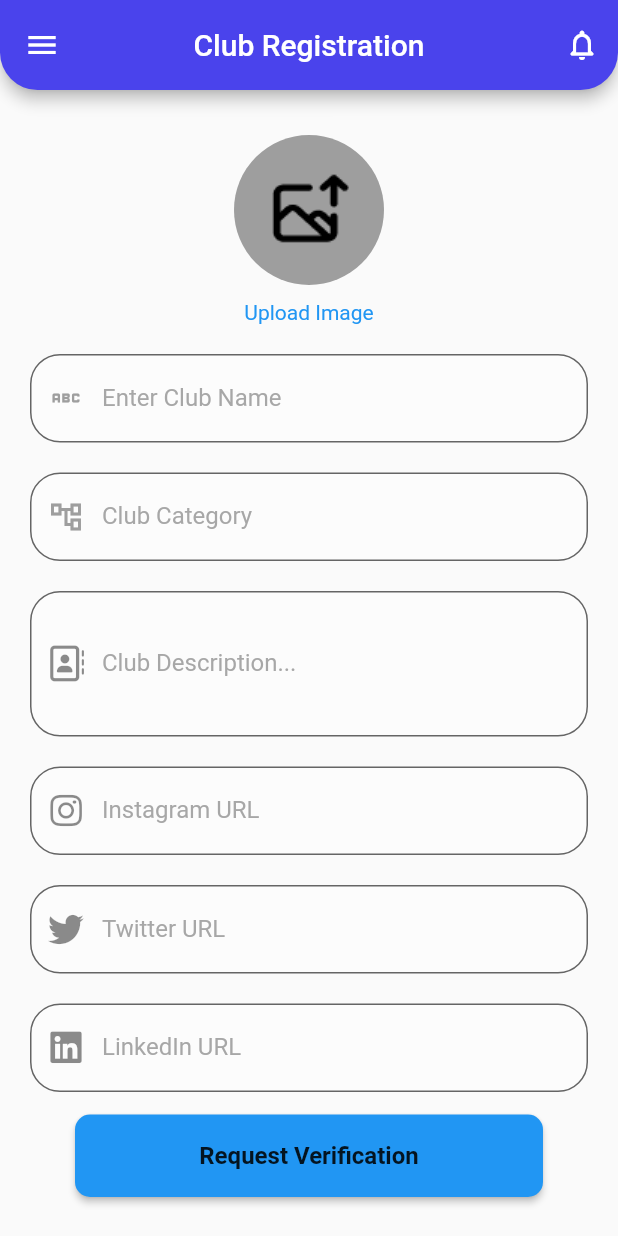
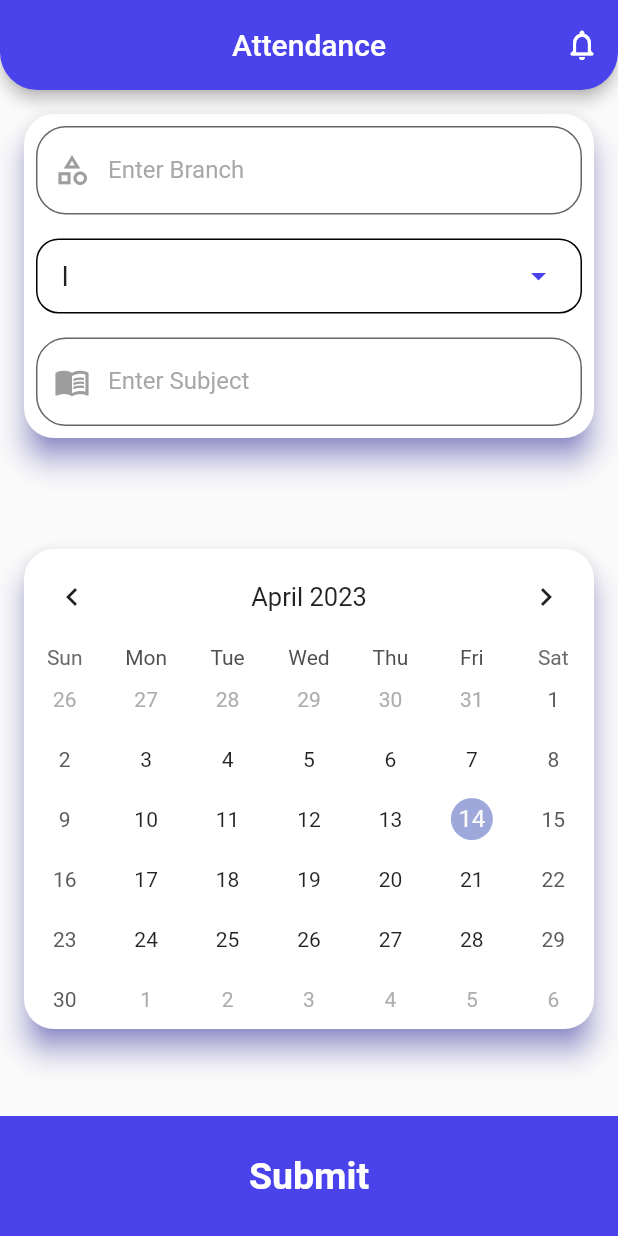
Before and after one commit to rjrishika/campus_assist, a Flutter app: the screen it shows after launch, on a phone screen of 412 x 824 dp. Run offline on Flutter 3.47's test engine with Material 2 defaults, Android fonts, the phone set to English and light mode, and no system bars; drawn by our look-alikes of table_calendar; our stand-ins replace carousel_pro, cloud_firestore, firebase_auth, firebase_core, font_awesome_flutter, quickalert; accounts and stored records are empty.

Commit message:
added Attendance Module

```diff
--- a/lib/main.dart
+++ b/lib/main.dart
@@ -3,6 +3,7 @@ import 'package:flutter/material.dart';
 import 'package:untitled1/screen/Club_details.dart';
 import 'package:untitled1/screen/Clubs.dart';
 import 'package:untitled1/screen/Login.dart';
+import 'package:untitled1/screen/attendance/calander_page.dart';
 import 'package:untitled1/screen/club_registration.dart';
 
 void main() async {
@@ -39,7 +40,7 @@ class MyApp extends StatelessWidget {
         // is not restarted.
         primarySwatch: Colors.blue,
       ),
-      home: const ClubRegistration(),
+      home: const AttendancePage(),
     );
   }
 }
--- /dev/null
+++ b/lib/screen/attendance/calander_page.dart
@@ -0,0 +1,182 @@
+import 'package:flutter/material.dart';
+import 'package:table_calendar/table_calendar.dart';
+
+import '../../reusable_widget/reusable_widget.dart';
+
+class AttendancePage extends StatefulWidget {
+  const AttendancePage({Key? key}) : super(key: key);
+
+  @override
+  State<AttendancePage> createState() => _AttendancePageState();
+}
+
+class _AttendancePageState extends State<AttendancePage> {
+  TextEditingController branchTextController = TextEditingController();
+
+  CalendarFormat _calendarFormat = CalendarFormat.month;
+  DateTime _focusedDay = DateTime.now();
+  DateTime? _selectedDay;
+
+  String branchValue = 'IT';
+  String semesterValue = 'I';
+
+  void _onDaySelected(DateTime day, DateTime focusDay) {
+    _focusedDay = day;
+  }
+
+  @override
+  Widget build(BuildContext context) {
+    return MaterialApp(
+      home: Scaffold(
+        resizeToAvoidBottomInset: false,
+        appBar: AppBar(
+          toolbarHeight: 60,
+          actions: [
+            IconButton(
+                onPressed: () {},
+                icon: const Icon(Icons.notifications_none_rounded))
+          ],
+          backgroundColor: const Color.fromRGBO(74, 67, 236, 10),
+          title: const Text('Attendance'),
+          centerTitle: true,
+          shape: const RoundedRectangleBorder(
+            borderRadius: BorderRadius.vertical(
+              bottom: Radius.circular(25),
+            ),
+          ),
+        ),
+        body: SafeArea(
+          child: Column(
+              mainAxisAlignment: MainAxisAlignment.spaceBetween,
+              children: [
+                Padding(
+                  padding: EdgeInsets.all(16),
+                  child: PhysicalModel(
+                    color: Colors.white,
+                    elevation: 8,
+                    shadowColor: Color.fromRGBO(74, 67, 236, 10),
+                    borderRadius: BorderRadius.circular(20),
+                    child: Column(
+                      children: [
+                        /// Branch Input
+                        Padding(
+                          padding: const EdgeInsets.all(8.0),
+                          child: reusableTextField(
+                              "Enter Branch",
+                              Icons.category_outlined,
+                              false,
+                              branchTextController),
+                        ),
+
+                        /// Semester Input
+                        Padding(
+                          padding: const EdgeInsets.all(8.0),
+                          child: Container(
+                            padding: EdgeInsets.only(left: 16, right: 16),
+                            decoration: BoxDecoration(
+                              border: Border.all(width: 1),
+                              borderRadius: BorderRadius.circular(15),
+                            ),
+                            child: DropdownButton<String>(
+                              iconEnabledColor: Color.fromRGBO(74, 67, 236, 10),
+                              borderRadius: BorderRadius.circular(15),
+                              value: semesterValue,
+                              hint: Text('Semester'),
+                              isExpanded: true,
+                              underline: SizedBox(),
+                              items: <String>[
+                                'I',
+                                'II',
+                                'III',
+                                'IV',
+                                'V',
+                                'VI',
+                                'VII',
+                                'VIII',
+                              ].map<DropdownMenuItem<String>>((String value) {
+                                return DropdownMenuItem<String>(
+                                  value: value,
+                                  child: Text(
+                                    value,
+                                    style: TextStyle(fontSize: 18),
+                                  ),
+                                );
+                              }).toList(),
+                              onChanged: (String? newValue) {
+                                setState(() {
+                                  semesterValue = newValue!;
+                                });
+                              },
+                            ),
+                          ),
+                        ),
+                        Padding(
+                          padding: const EdgeInsets.all(8.0),
+                          child: reusableTextField("Enter Subject",
+                              Icons.menu_book, false, branchTextController),
+                        ),
+                      ],
+                    ),
+                  ),
+                ),
+                Padding(
+                  padding: EdgeInsets.all(16),
+                  child: PhysicalModel(
+                    color: Colors.white,
+                    elevation: 8,
+                    shadowColor: Color.fromRGBO(74, 67, 236, 10),
+                    borderRadius: BorderRadius.circular(20),
+                    child: TableCalendar(
+                      calendarFormat: _calendarFormat,
+                      onFormatChanged: (format) {
+                        setState(() {
+                          _calendarFormat = format;
+                        });
+                      },
+                      firstDay: DateTime.utc(2023, 1, 23),
+                      lastDay: DateTime.utc(2030, 3, 14),
+                      focusedDay: _focusedDay,
+                      rowHeight: 40,
+                      selectedDayPredicate: (day) {
+                        return isSameDay(_selectedDay, day);
+                      },
+                      onDaySelected: (selectedDay, focusedDay) {
+                        setState(() {
+                          _selectedDay = selectedDay;
+                          _focusedDay =
+                              focusedDay; // update `_focusedDay` here as well
+                        });
+                      },
+                      headerStyle: HeaderStyle(
+                          formatButtonVisible: false, titleCentered: true),
+                      availableGestures: AvailableGestures.all,
+                      onPageChanged: (focusedDay) {
+                        _focusedDay = focusedDay;
+                      },
+                    ),
+                  ),
+                ),
+                GestureDetector(
+                  onTap: () {},
+                  child: Container(
+                    color: Color.fromRGBO(74, 67, 236, 10),
+                    height: 80.0,
+                    width: double.infinity,
+                    child: Center(
+                      child: Text(
+                        'Submit',
+                        style: TextStyle(
+                          fontSize: 25.0,
+                          fontWeight: FontWeight.bold,
+                          color: Colors.white,
+                        ),
+                      ),
+                    ),
+                  ),
+                )
+              ]),
+        ),
+      ),
+    );
+  }
+}
--- a/pubspec.yaml
+++ b/pubspec.yaml
@@ -41,6 +41,7 @@ dependencies:
   carousel_pro: ^1.0.0
   font_awesome_flutter: ^10.4.0
   quickalert: ^1.0.1
+  table_calendar: ^3.0.8
 
 
 dev_dependencies:
```
Also changed, not shown: pubspec.lock.
